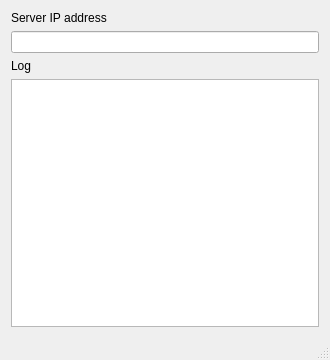
Above: src/CBattleshippServer/mainwindow.ui from MATF-RS19/RS022-cbattleshipp before the change. Below: the same form after it.
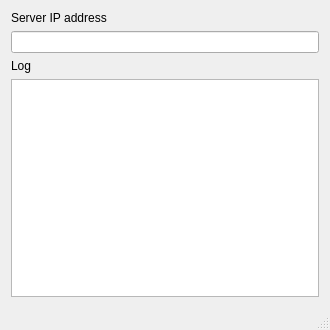
That is the form after the change.

```diff
--- a/src/CBattleshippServer/mainwindow.ui
+++ b/src/CBattleshippServer/mainwindow.ui
@@ -7,12 +7,15 @@
     <x>0</x>
     <y>0</y>
     <width>330</width>
-    <height>360</height>
+    <height>330</height>
    </rect>
   </property>
   <property name="windowTitle">
    <string>Server</string>
   </property>
+  <property name="toolButtonStyle">
+   <enum>Qt::ToolButtonTextOnly</enum>
+  </property>
   <widget class="QWidget" name="centralWidget">
    <layout class="QVBoxLayout" name="verticalLayout">
     <item>
```
